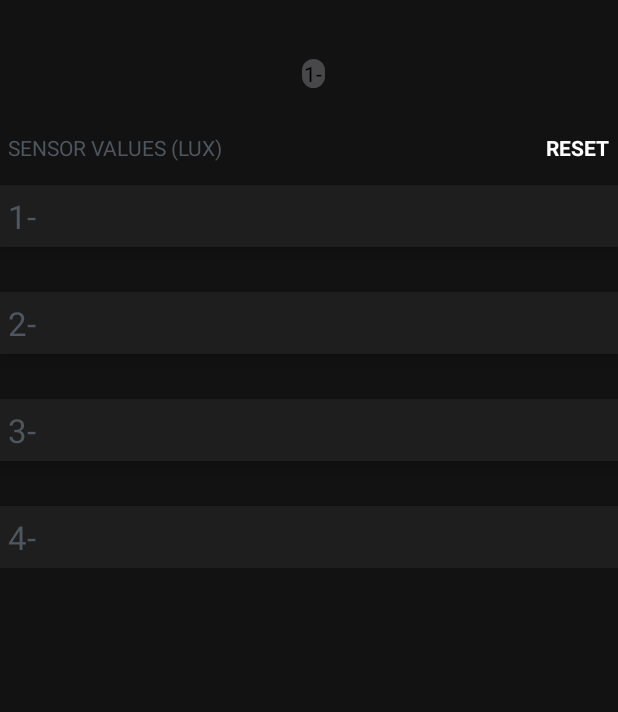
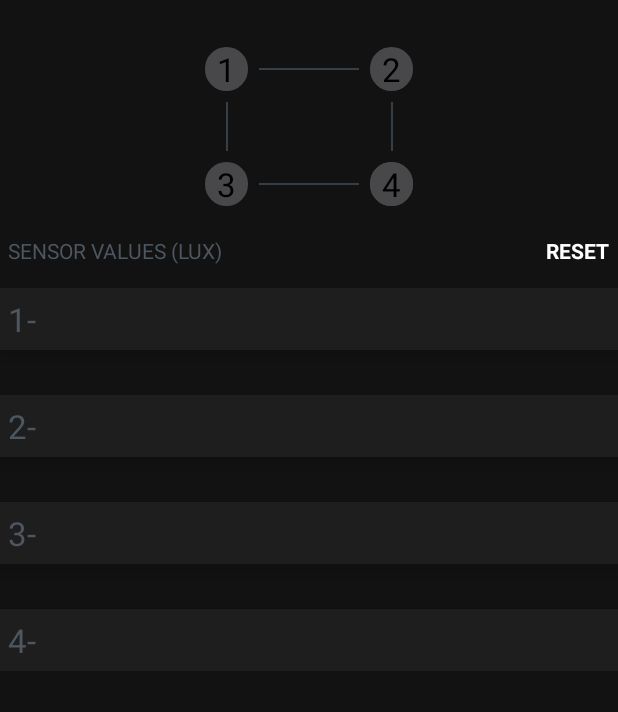
Before and after one commit to AlirezaAbrishami/lux-meter, an Android app: the MainActivity screen opened directly, with no data from a screen before it, on a phone screen of 412 x 824 dp, the part 84-796 px from its top. Run offline under Robolectric (Android 15) with nearby library versions, the phone set to English and light mode, and no system bars.

Commit message:
UI Progress

```diff
--- a/android/app/src/main/res/layout/activity_main.xml
+++ b/android/app/src/main/res/layout/activity_main.xml
@@ -23,29 +23,135 @@
             android:layout_height="wrap_content"
             android:paddingBottom="50dp">
 
-            <androidx.constraintlayout.widget.ConstraintLayout
+
+            <TextView
+                android:id="@+id/main_position_one"
                 android:layout_width="wrap_content"
                 android:layout_height="wrap_content"
-                android:padding="10dp"
-                android:id="@+id/main_hint_layout"
-                app:layout_constraintTop_toTopOf="parent"
+                android:layout_marginTop="17dp"
+                android:layout_marginEnd="110dp"
+                android:background="@drawable/text_view_background_off"
+                android:paddingStart="8dp"
+                android:paddingEnd="8dp"
+                android:text="@string/pos_one"
+                android:textColor="@color/buttonTextColor"
+                android:textSize="22sp"
+                app:layout_constraintEnd_toEndOf="parent"
                 app:layout_constraintStart_toStartOf="parent"
+                app:layout_constraintTop_toTopOf="parent" />
+
+            <TextView
+                android:id="@+id/main_position_two"
+                android:layout_width="wrap_content"
+                android:layout_height="wrap_content"
+                android:layout_marginStart="110dp"
+                android:layout_marginTop="17dp"
+                android:background="@drawable/text_view_background_off"
+                android:paddingStart="8dp"
+                android:paddingEnd="8dp"
+                android:text="@string/pos_two"
+                android:textColor="@color/buttonTextColor"
+                android:textSize="22sp"
                 app:layout_constraintEnd_toEndOf="parent"
-                android:layout_marginTop="10dp">
+                app:layout_constraintStart_toStartOf="parent"
+                app:layout_constraintTop_toTopOf="parent" />
 
-                <TextView
-                    android:layout_width="15dp"
-                    android:layout_height="wrap_content"
-                    android:background="@drawable/text_view_background_off"
-                    app:layout_constraintStart_toStartOf="parent"
-                    app:layout_constraintTop_toTopOf="parent"
-                    android:layout_marginTop="5dp"
-                    android:layout_marginStart="5dp"
-                    android:text="@string/one"
-                    android:gravity="center"
-                    android:textColor="@color/buttonTextColor"/>
+            <View
+                android:id="@+id/main_position_view_top"
+                android:layout_width="wrap_content"
+                android:layout_height="1dp"
+                android:layout_marginStart="7dp"
+                android:layout_marginEnd="7dp"
+                android:alpha="0.4"
+                android:background="@color/hintColor"
+                app:layout_constrainedWidth="true"
+                app:layout_constraintBottom_toBottomOf="@id/main_position_one"
+                app:layout_constraintEnd_toStartOf="@id/main_position_two"
+                app:layout_constraintStart_toEndOf="@id/main_position_one"
+                app:layout_constraintTop_toTopOf="@id/main_position_one" />
 
-            </androidx.constraintlayout.widget.ConstraintLayout>
+            <TextView
+                android:id="@+id/main_position_three"
+                android:layout_width="wrap_content"
+                android:layout_height="wrap_content"
+                android:layout_marginTop="47dp"
+                android:background="@drawable/text_view_background_off"
+                android:paddingStart="8dp"
+                android:paddingEnd="8dp"
+                android:text="@string/pos_three"
+                android:textColor="@color/buttonTextColor"
+                android:textSize="22sp"
+                app:layout_constraintStart_toStartOf="@id/main_position_one"
+                app:layout_constraintTop_toBottomOf="@id/main_position_one" />
+
+            <View
+                android:layout_width="1dp"
+                android:layout_height="match_parent"
+                android:layout_marginTop="7dp"
+                android:layout_marginBottom="7dp"
+                android:alpha="0.4"
+                android:background="@color/hintColor"
+                app:layout_constrainedHeight="true"
+                app:layout_constraintBottom_toTopOf="@id/main_position_three"
+                app:layout_constraintEnd_toEndOf="@id/main_position_three"
+                app:layout_constraintStart_toStartOf="@id/main_position_three"
+                app:layout_constraintTop_toBottomOf="@id/main_position_one" />
+
+            <TextView
+                android:id="@+id/main_position_four"
+                android:layout_width="wrap_content"
+                android:layout_height="wrap_content"
+                android:layout_marginTop="47dp"
+                android:background="@drawable/text_view_background_off"
+                android:paddingStart="8dp"
+                android:paddingEnd="8dp"
+                android:text="@string/pos_four"
+                android:textColor="@color/buttonTextColor"
+                android:textSize="22sp"
+                app:layout_constraintStart_toStartOf="@id/main_position_two"
+                app:layout_constraintTop_toBottomOf="@id/main_position_two" />
+
+            <View
+                android:layout_width="1dp"
+                android:layout_height="match_parent"
+                android:layout_marginTop="7dp"
+                android:layout_marginBottom="7dp"
+                android:alpha="0.4"
+                android:background="@color/hintColor"
+                app:layout_constrainedHeight="true"
+                app:layout_constraintBottom_toTopOf="@id/main_position_three"
+                app:layout_constraintEnd_toEndOf="@id/main_position_four"
+                app:layout_constraintStart_toStartOf="@id/main_position_four"
+                app:layout_constraintTop_toBottomOf="@id/main_position_one" />
+
+            <View
+                android:id="@+id/main_position_view_bottom"
+                android:layout_width="wrap_content"
+                android:layout_height="1dp"
+                android:layout_marginStart="7dp"
+                android:layout_marginEnd="7dp"
+                android:alpha="0.4"
+                android:background="@color/hintColor"
+                app:layout_constrainedWidth="true"
+                app:layout_constraintBottom_toBottomOf="@id/main_position_four"
+                app:layout_constraintEnd_toStartOf="@id/main_position_four"
+                app:layout_constraintStart_toEndOf="@id/main_position_three"
+                app:layout_constraintTop_toTopOf="@id/main_position_four" />
+
+            <TextView
+                android:id="@+id/main_position_five"
+                android:layout_width="wrap_content"
+                android:layout_height="wrap_content"
+                android:layout_marginTop="47dp"
+                android:background="@drawable/text_view_background_off"
+                android:paddingStart="8dp"
+                android:paddingEnd="8dp"
+                android:text="@string/pos_four"
+                android:textColor="@color/buttonTextColor"
+                android:textSize="22sp"
+                app:layout_constraintStart_toStartOf="@id/main_position_two"
+                app:layout_constraintTop_toBottomOf="@id/main_position_two" />
+
 
             <TextView
                 android:id="@+id/main_title"
@@ -58,7 +164,7 @@
                 android:textColor="@color/text"
                 android:visibility="visible"
                 app:layout_constraintStart_toStartOf="parent"
-                app:layout_constraintTop_toBottomOf="@id/main_hint_layout" />
+                app:layout_constraintTop_toBottomOf="@id/main_position_three" />
 
             <TextView
                 android:id="@+id/main_reset"
@@ -180,13 +286,13 @@
                 android:layout_width="match_parent"
                 android:layout_height="wrap_content"
                 android:layout_marginTop="30dp"
+                android:layout_marginBottom="20dp"
                 android:background="@color/elevationColor"
                 android:elevation="8dp"
                 android:paddingTop="6dp"
                 android:paddingBottom="6dp"
                 android:visibility="visible"
-                app:layout_constraintTop_toBottomOf="@id/main_third_layout"
-                android:layout_marginBottom="20dp">
+                app:layout_constraintTop_toBottomOf="@id/main_third_layout">
 
                 <TextView
                     android:id="@+id/main_fourth"
--- a/android/app/src/main/res/values-night/strings.xml
+++ b/android/app/src/main/res/values-night/strings.xml
@@ -16,4 +16,9 @@
     <string name="reset">reset</string>
     <string name="connecting">Connecting…</string>
     <string name="mode">dark</string>
+    <string name="pos_one">1</string>
+    <string name="pos_two">2</string>
+    <string name="pos_three">3</string>
+    <string name="pos_four">4</string>
+    <string name="pos_five">5</string>
 </resources>
--- a/android/app/src/main/res/values/strings.xml
+++ b/android/app/src/main/res/values/strings.xml
@@ -16,4 +16,9 @@
     <string name="reset">reset</string>
     <string name="connecting">Connecting…</string>
     <string name="mode">light</string>
+    <string name="pos_one">1</string>
+    <string name="pos_two">2</string>
+    <string name="pos_three">3</string>
+    <string name="pos_four">4</string>
+    <string name="pos_five">5</string>
 </resources>
```
